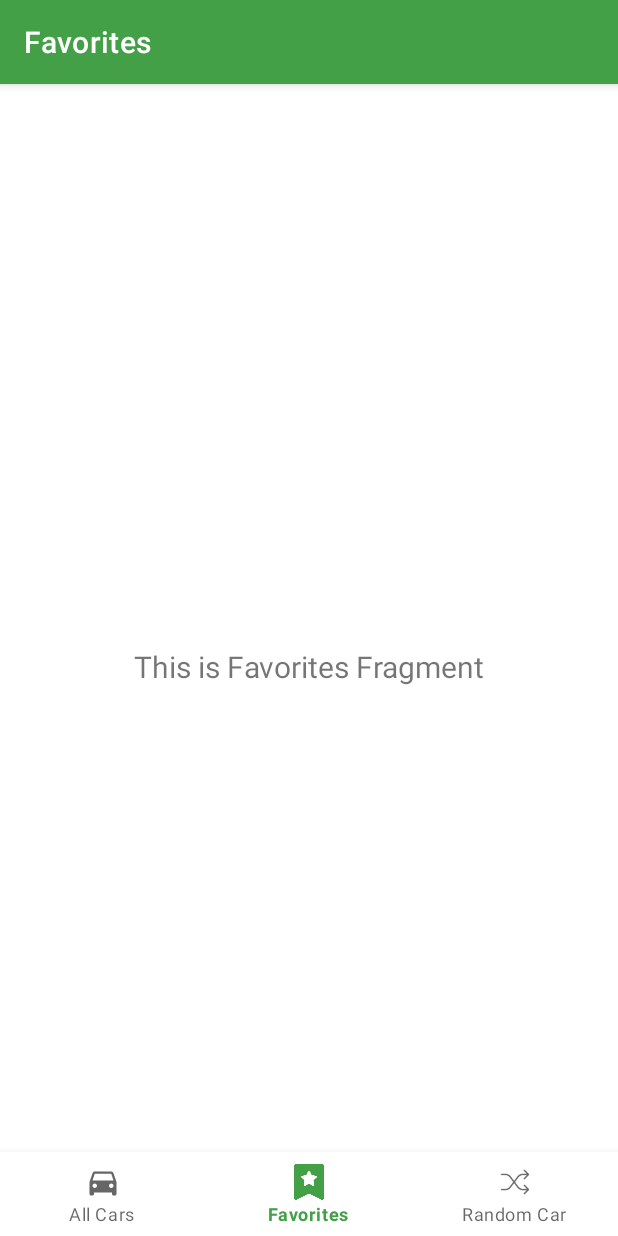
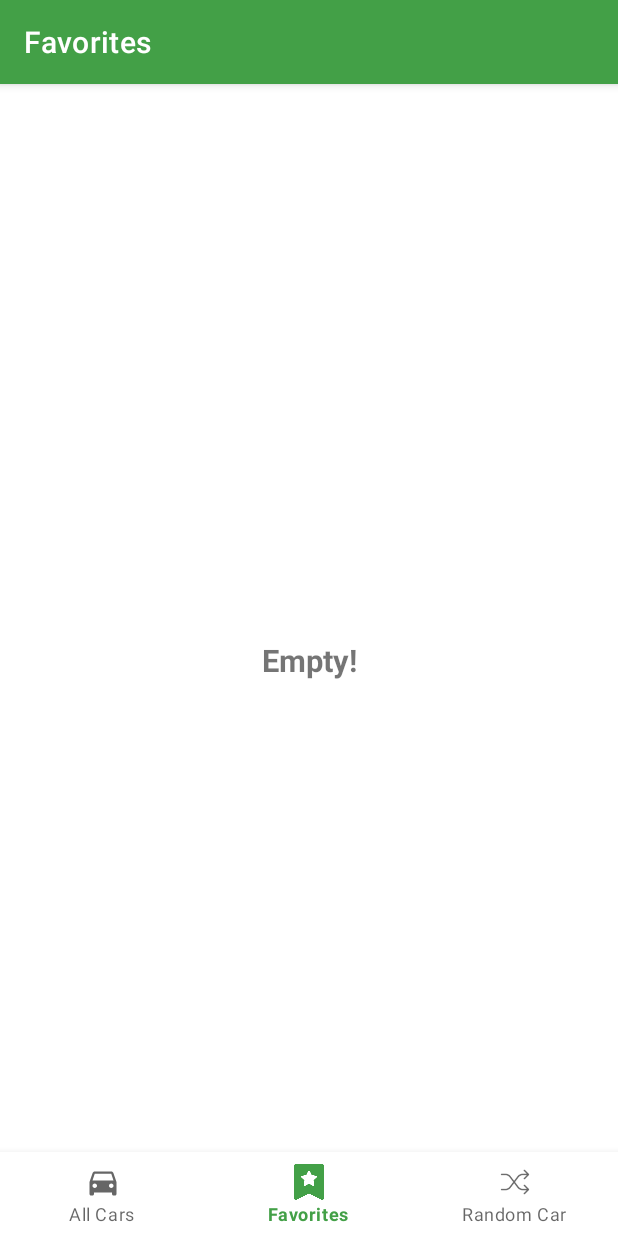
Before and after one commit to DavinderSinghKharoud/FavCars, an Android app: the FavoriteCarsFragment screen opened through its navigation route, on a phone screen of 412 x 824 dp. Run offline under Robolectric (Android 15) with nearby library versions, the phone set to English and light mode, and no system bars; our stand-ins replace navigation-ui, sdp/ssp sizes.

Commit message:
Fav cars fragment implementation

```diff
--- a/app/src/main/java/com/example/favcars/model/database/CarsDao.kt
+++ b/app/src/main/java/com/example/favcars/model/database/CarsDao.kt
@@ -15,4 +15,7 @@ interface CarsDao {
 
     @Update
     suspend fun updateFavCarDetails(car: Car)
+
+    @Query("SELECT * FROM cars_table WHERE favorite_car = 1")
+    fun getFavoriteCarsList(): Flow<List<Car>>
 }
--- a/app/src/main/java/com/example/favcars/model/database/CarsRepository.kt
+++ b/app/src/main/java/com/example/favcars/model/database/CarsRepository.kt
@@ -18,4 +18,6 @@ class CarsRepository(private val carsDao: CarsDao) {
     suspend fun updateFavCarData(car: Car) {
         carsDao.updateFavCarDetails(car)
     }
+
+    val allFavCarsList: Flow<List<Car>> = carsDao.getFavoriteCarsList()
 }
--- a/app/src/main/java/com/example/favcars/view/adapters/AllCarsAdapter.kt
+++ b/app/src/main/java/com/example/favcars/view/adapters/AllCarsAdapter.kt
@@ -45,7 +45,7 @@ class AllCarsAdapter(private val fragment: Fragment) :
         return cars.size
     }
 
-    fun setDishes(list: List<Car>) {
+    fun setCars(list: List<Car>) {
         cars = list
         notifyDataSetChanged()
     }
--- a/app/src/main/java/com/example/favcars/view/fragments/AllCarsFragment.kt
+++ b/app/src/main/java/com/example/favcars/view/fragments/AllCarsFragment.kt
@@ -43,14 +43,14 @@ class AllCarsFragment : Fragment() {
         val carsAdapter = AllCarsAdapter(this@AllCarsFragment)
         mBinding.rvCarsList.adapter = carsAdapter
 
-        //observe the dishes
+        //observe the cars
         mCarsViewModel.allCarsList.observe(viewLifecycleOwner) { dishes ->
             dishes?.let {
                 if (it.isNotEmpty()) {
                     mBinding.rvCarsList.visibility = View.VISIBLE
                     mBinding.tvNoCars.visibility = View.GONE
 
-                    carsAdapter.setDishes(it)
+                    carsAdapter.setCars(it)
                 } else {
                     mBinding.rvCarsList.visibility = View.GONE
                     mBinding.tvNoCars.visibility = View.VISIBLE
--- a/app/src/main/java/com/example/favcars/view/fragments/FavoriteCarsFragment.kt
+++ b/app/src/main/java/com/example/favcars/view/fragments/FavoriteCarsFragment.kt
@@ -1,45 +1,63 @@
 package com.example.favcars.view.fragments
 
 import android.os.Bundle
+import android.util.Log
 import android.view.LayoutInflater
 import android.view.View
 import android.view.ViewGroup
-import android.widget.TextView
 import androidx.fragment.app.Fragment
-import androidx.lifecycle.Observer
-import androidx.lifecycle.ViewModelProvider
+import androidx.fragment.app.viewModels
+import androidx.recyclerview.widget.GridLayoutManager
+import com.example.favcars.application.FavCarsApplication
 import com.example.favcars.databinding.FragmentFavoriteCarsBinding
-import com.example.favcars.view_model.DashboardViewModel
+import com.example.favcars.view.adapters.AllCarsAdapter
+import com.example.favcars.view_model.CarsViewModel
+import com.example.favcars.view_model.CarsViewModelFactory
 
 class FavoriteCarsFragment : Fragment() {
 
-    private lateinit var dashboardViewModel: DashboardViewModel
-    private var _binding: FragmentFavoriteCarsBinding? = null
+    private var TAG: String = FavoriteCarsFragment::class.java.name
+    private val mFavCarViewModel: CarsViewModel by viewModels {
+        CarsViewModelFactory((requireActivity().application as FavCarsApplication).repository)
+    }
 
-    // This property is only valid between onCreateView and
-    // onDestroyView.
-    private val binding get() = _binding!!
+    private var mBinding: FragmentFavoriteCarsBinding? = null
+
 
     override fun onCreateView(
         inflater: LayoutInflater,
         container: ViewGroup?,
         savedInstanceState: Bundle?
     ): View? {
-        dashboardViewModel =
-            ViewModelProvider(this).get(DashboardViewModel::class.java)
+        mBinding = FragmentFavoriteCarsBinding.inflate(inflater, container, false)
+        return mBinding!!.root
+    }
 
-        _binding = FragmentFavoriteCarsBinding.inflate(inflater, container, false)
-        val root: View = binding.root
+    override fun onViewCreated(view: View, savedInstanceState: Bundle?) {
+        super.onViewCreated(view, savedInstanceState)
 
-        val textView: TextView = binding.textDashboard
-        dashboardViewModel.text.observe(viewLifecycleOwner, Observer {
-            textView.text = it
-        })
-        return root
+        //Set up recycler view
+        mBinding!!.rvFavCarsList.layoutManager = GridLayoutManager(requireActivity(), 2)
+        val adapter = AllCarsAdapter(this)
+        mBinding!!.rvFavCarsList.adapter = adapter
+
+        //Observe the fav cars
+        mFavCarViewModel.favoriteCars.observe(viewLifecycleOwner) { cars ->
+            cars.let {
+                if (it.isNotEmpty()) {
+                    mBinding!!.rvFavCarsList.visibility = View.VISIBLE
+                    mBinding!!.tvNoCars.visibility = View.GONE
+                    adapter.setCars(it)
+                } else {
+                    mBinding!!.rvFavCarsList.visibility = View.GONE
+                    mBinding!!.tvNoCars.visibility = View.VISIBLE
+                }
+            }
+        }
     }
 
     override fun onDestroyView() {
         super.onDestroyView()
-        _binding = null
+        mBinding = null
     }
 }
--- a/app/src/main/java/com/example/favcars/view_model/CarsViewModel.kt
+++ b/app/src/main/java/com/example/favcars/view_model/CarsViewModel.kt
@@ -16,6 +16,8 @@ class CarsViewModel(private val repository: CarsRepository) : ViewModel() {
     fun update(car: Car) = viewModelScope.launch {
         repository.updateFavCarData(car)
     }
+
+    val favoriteCars: LiveData<List<Car>> = repository.allFavCarsList.asLiveData()
 }
 
 class CarsViewModelFactory(private val repository: CarsRepository) :
--- a/app/src/main/res/layout/fragment_favorite_cars.xml
+++ b/app/src/main/res/layout/fragment_favorite_cars.xml
@@ -6,15 +6,25 @@
     android:layout_height="match_parent"
     tools:context=".view.fragments.FavoriteCarsFragment">
 
+    <androidx.recyclerview.widget.RecyclerView
+        android:id="@+id/rv_fav_cars_list"
+        android:layout_width="0dp"
+        android:layout_height="0dp"
+        android:visibility="visible"
+        app:layout_constraintBottom_toBottomOf="parent"
+        app:layout_constraintEnd_toEndOf="parent"
+        app:layout_constraintStart_toStartOf="parent"
+        app:layout_constraintTop_toTopOf="parent" />
+
     <TextView
-        android:id="@+id/text_dashboard"
-        android:layout_width="match_parent"
-        android:layout_height="wrap_content"
-        android:layout_marginStart="8dp"
-        android:layout_marginTop="8dp"
-        android:layout_marginEnd="8dp"
-        android:textAlignment="center"
-        android:textSize="20sp"
+        android:id="@+id/tv_no_cars"
+        android:layout_width="0dp"
+        android:layout_height="0dp"
+        android:gravity="center"
+        android:textSize="@dimen/_16sdp"
+        android:textStyle="bold"
+        android:visibility="gone"
+        android:text="@string/label_no_cars_added"
         app:layout_constraintBottom_toBottomOf="parent"
         app:layout_constraintEnd_toEndOf="parent"
         app:layout_constraintStart_toStartOf="parent"
--- a/app/src/main/res/values/strings.xml
+++ b/app/src/main/res/values/strings.xml
@@ -28,7 +28,7 @@
     <string name="err_msg_engine_power">Please, select the engine power!</string>
     <string name="err_msg_description">Please, add the description!</string>
     <string name="err_msg_price">Please, select the price!</string>
-    <string name="label_no_cars_added">Empty</string>
+    <string name="label_no_cars_added">Empty!</string>
     <string name="label_car_name">Car Name</string>
     <!-- TODO: Remove or change this placeholder text -->
     <string name="hello_blank_fragment">Hello blank fragment</string>
```
Also changed, not shown: app/src/main/java/com/example/favcars/view/fragments/CarDetailsFragment.kt (+6 -4 lines).
